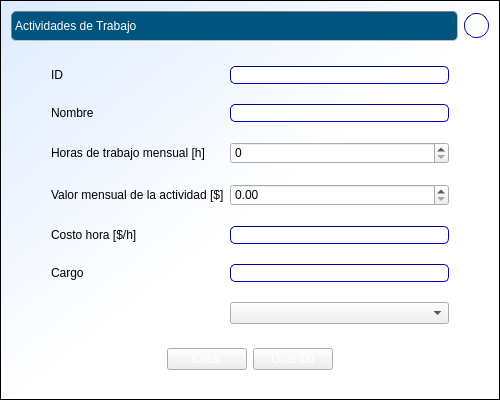
This is cosmec/formularioacttrabajo.ui in Exxu/cosmec-si as Qt 5 draws it before an edit. The edited form follows.
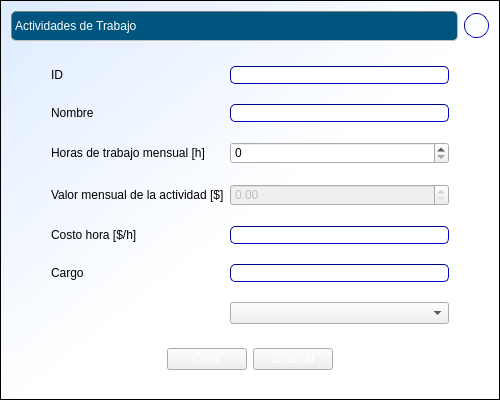
This is the edited form.

Commit message: bloqueo de valor mensual actividad de trabajo

Diff of the .ui file:
```diff
--- a/cosmec/formularioacttrabajo.ui
+++ b/cosmec/formularioacttrabajo.ui
@@ -198,7 +198,7 @@
        <item row="3" column="1">
         <widget class="QDoubleSpinBox" name="doubleSpinBox">
          <property name="enabled">
-          <bool>true</bool>
+          <bool>false</bool>
          </property>
          <property name="maximum">
           <double>999999999.990000009536743</double>
```
The commit also changes 2 other files.
